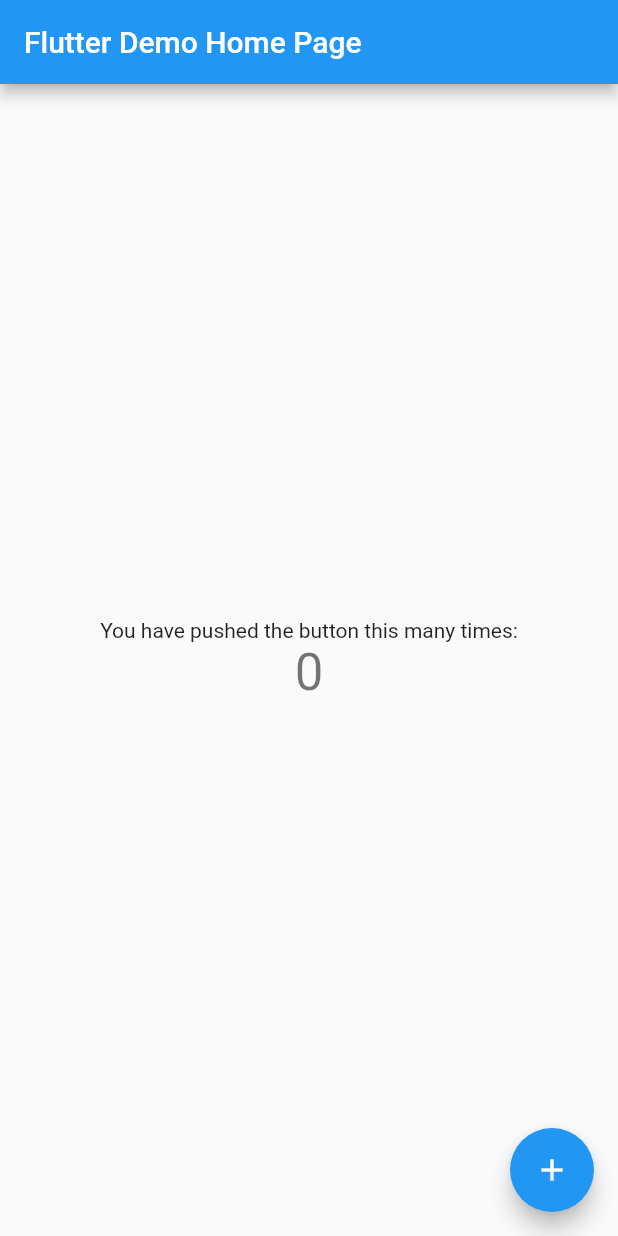
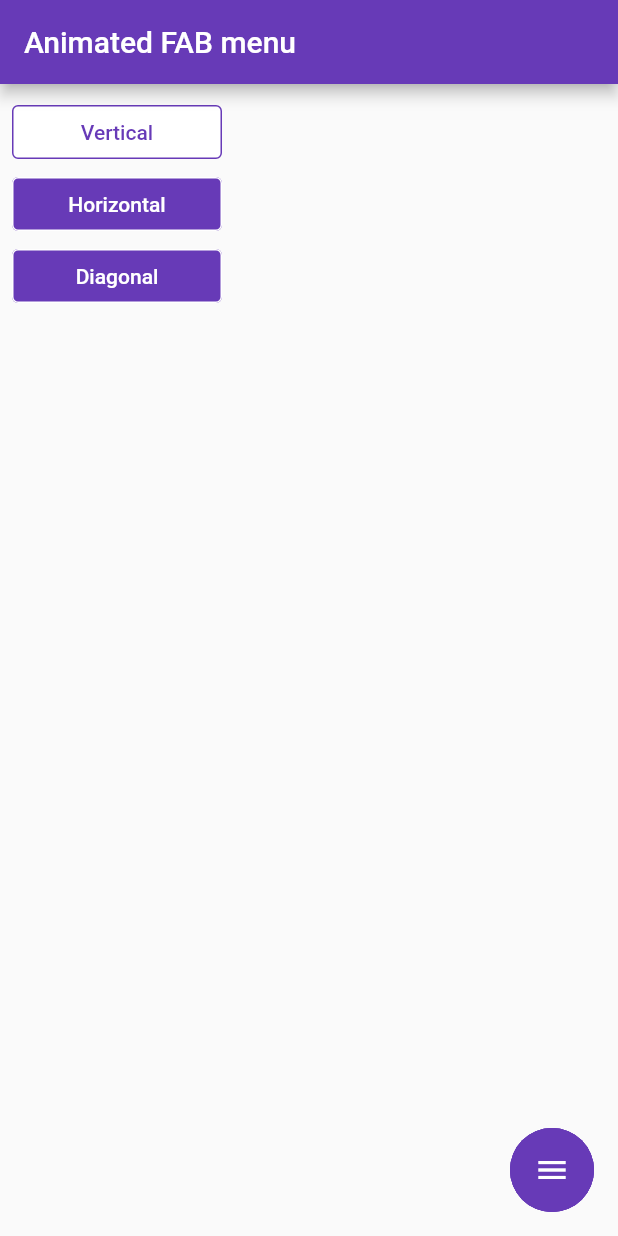
Before and after one commit to rehamahmd/flutter_animated_fab_menu, a Flutter app: the screen it shows after launch, on a phone screen of 412 x 824 dp. Run offline on Flutter 3.47's test engine with Material 2 defaults, Android fonts, the phone set to English and light mode, and no system bars.

Commit message:
add animated fab menu

```diff
--- /dev/null
+++ b/lib/fab_menu_button.dart
@@ -0,0 +1,101 @@
+import 'package:flutter/material.dart';
+import 'package:flutter_animated_fab_menu/home_screen.dart';
+
+double buttonSize = 56;
+
+class FabMenuButton extends StatefulWidget {
+  final FabDisplay menuDisplay;
+  const FabMenuButton({super.key, required this.menuDisplay});
+
+  @override
+  State<FabMenuButton> createState() => _FabMenuButtonState();
+}
+
+class _FabMenuButtonState extends State<FabMenuButton> with SingleTickerProviderStateMixin {
+  late AnimationController animationController;
+  @override
+  void initState() {
+    super.initState();
+    animationController =
+        AnimationController(duration: const Duration(milliseconds: 300), vsync: this);
+  }
+
+  @override
+  void dispose() {
+    animationController.dispose();
+    super.dispose();
+  }
+
+  @override
+  Widget build(BuildContext context) {
+    // return FloatingActionButton(onPressed: () {});
+    return Flow(
+      clipBehavior: Clip.hardEdge,
+      delegate: FabVerticalDelegate(
+        controller: animationController,
+        menuDisplay: widget.menuDisplay,
+      ),
+      children: <IconData>[Icons.menu, Icons.search, Icons.save, Icons.download]
+          .map((e) => _buildItem(e))
+          .toList(),
+    );
+  }
+
+  Widget _buildItem(IconData icon) => SizedBox(
+        height: buttonSize,
+        width: buttonSize,
+        child: FloatingActionButton(
+          elevation: 0.0,
+          onPressed: () {
+            if (animationController.status == AnimationStatus.completed) {
+              animationController.reverse();
+              return;
+            }
+            animationController.forward();
+          },
+          child: Icon(icon),
+        ),
+      );
+}
+
+class FabVerticalDelegate extends FlowDelegate {
+  final Animation<double> controller;
+  final menuDisplay;
+  FabVerticalDelegate({required this.controller, required this.menuDisplay})
+      : super(repaint: controller);
+
+  @override
+  void paintChildren(FlowPaintingContext context) {
+    var lastFabIndex = context.childCount - 1;
+    var size = context.size;
+    final xStart = size.width - buttonSize;
+    final yStart = size.height - buttonSize;
+    const margin = 8;
+
+    for (int i = lastFabIndex; i >= 0; i--) {
+      final childSize = context.getChildSize(i)?.width;
+
+      final dx = (childSize! + margin) * i;
+      var x = xStart;
+      var y = yStart - dx * controller.value;
+      switch (menuDisplay) {
+        case FabDisplay.horizontal:
+          x = xStart - dx * controller.value;
+          y = yStart;
+          break;
+        case FabDisplay.diagonal:
+          x = xStart - dx * .7 * controller.value;
+          y = yStart - dx * .7 * controller.value;
+          break;
+        default:
+      }
+
+      context.paintChild(i, transform: Matrix4.translationValues(x, y, 0));
+    }
+  }
+
+  @override
+  bool shouldRepaint(covariant FlowDelegate oldDelegate) {
+    return false;
+  }
+}
--- /dev/null
+++ b/lib/home_screen.dart
@@ -0,0 +1,64 @@
+import 'package:flutter/material.dart';
+import 'package:flutter_animated_fab_menu/fab_menu_button.dart';
+
+enum FabDisplay { vertical, horizontal, diagonal }
+
+class HomeScreen extends StatefulWidget {
+  const HomeScreen({super.key});
+
+  @override
+  State<HomeScreen> createState() => _HomeScreenState();
+}
+
+class _HomeScreenState extends State<HomeScreen> {
+  FabDisplay _fabDisplay = FabDisplay.vertical;
+
+  _changeFabDisplay(FabDisplay display) {
+    setState(() {
+      _fabDisplay = display;
+    });
+  }
+
+  @override
+  Widget build(BuildContext context) {
+    var displayOptions = [
+      <String, dynamic>{'title': 'Vertical', 'display': FabDisplay.vertical},
+      <String, dynamic>{'title': 'Horizontal', 'display': FabDisplay.horizontal},
+      <String, dynamic>{'title': 'Diagonal', 'display': FabDisplay.diagonal},
+    ];
+
+    return Scaffold(
+      appBar: AppBar(
+        title: const Text("Animated FAB menu"),
+      ),
+      body: Padding(
+        padding: const EdgeInsets.all(8.0),
+        child: Column(
+            mainAxisAlignment: MainAxisAlignment.start,
+            children: displayOptions.map((e) {
+              var selectedColor =
+                  e['display'] == _fabDisplay ? Theme.of(context).primaryColor : Colors.white;
+              var bgColor =
+                  e['display'] == _fabDisplay ? Colors.white : Theme.of(context).primaryColor;
+
+              return SizedBox(
+                width: 140,
+                child: ElevatedButton(
+                  onPressed: () => _changeFabDisplay(e['display']),
+                  style: ElevatedButton.styleFrom(
+                    backgroundColor: bgColor,
+                    side: BorderSide(color: selectedColor),
+                    elevation: 0,
+                  ),
+                  child: Text(
+                    e['title'],
+                    style: TextStyle(color: selectedColor),
+                  ),
+                ),
+              );
+            }).toList()),
+      ),
+      floatingActionButton: FabMenuButton(menuDisplay: _fabDisplay),
+    );
+  }
+}
--- a/lib/main.dart
+++ b/lib/main.dart
@@ -1,4 +1,5 @@
 import 'package:flutter/material.dart';
+import 'package:flutter_animated_fab_menu/home_screen.dart';
 
 void main() {
   runApp(const MyApp());
@@ -7,109 +8,14 @@ void main() {
 class MyApp extends StatelessWidget {
   const MyApp({super.key});
 
-  // This widget is the root of your application.
   @override
   Widget build(BuildContext context) {
     return MaterialApp(
-      title: 'Flutter Demo',
+      title: 'FAB',
       theme: ThemeData(
-        // This is the theme of your application.
-        //
-        // Try running your application with "flutter run". You'll see the
-        // application has a blue toolbar. Then, without quitting the app, try
-        // changing the primarySwatch below to Colors.green and then invoke
-        // "hot reload" (press "r" in the console where you ran "flutter run",
-        // or simply save your changes to "hot reload" in a Flutter IDE).
-        // Notice that the counter didn't reset back to zero; the application
-        // is not restarted.
-        primarySwatch: Colors.blue,
+        primarySwatch: Colors.deepPurple,
       ),
-      home: const MyHomePage(title: 'Flutter Demo Home Page'),
+      home: HomeScreen(),
     );
   }
 }
-
-class MyHomePage extends StatefulWidget {
-  const MyHomePage({super.key, required this.title});
-
-  // This widget is the home page of your application. It is stateful, meaning
-  // that it has a State object (defined below) that contains fields that affect
-  // how it looks.
-
-  // This class is the configuration for the state. It holds the values (in this
-  // case the title) provided by the parent (in this case the App widget) and
-  // used by the build method of the State. Fields in a Widget subclass are
-  // always marked "final".
-
-  final String title;
-
-  @override
-  State<MyHomePage> createState() => _MyHomePageState();
-}
-
-class _MyHomePageState extends State<MyHomePage> {
-  int _counter = 0;
-
-  void _incrementCounter() {
-    setState(() {
-      // This call to setState tells the Flutter framework that something has
-      // changed in this State, which causes it to rerun the build method below
-      // so that the display can reflect the updated values. If we changed
-      // _counter without calling setState(), then the build method would not be
-      // called again, and so nothing would appear to happen.
-      _counter++;
-    });
-  }
-
-  @override
-  Widget build(BuildContext context) {
-    // This method is rerun every time setState is called, for instance as done
-    // by the _incrementCounter method above.
-    //
-    // The Flutter framework has been optimized to make rerunning build methods
-    // fast, so that you can just rebuild anything that needs updating rather
-    // than having to individually change instances of widgets.
-    return Scaffold(
-      appBar: AppBar(
-        // Here we take the value from the MyHomePage object that was created by
-        // the App.build method, and use it to set our appbar title.
-        title: Text(widget.title),
-      ),
-      body: Center(
-        // Center is a layout widget. It takes a single child and positions it
-        // in the middle of the parent.
-        child: Column(
-          // Column is also a layout widget. It takes a list of children and
-          // arranges them vertically. By default, it sizes itself to fit its
-          // children horizontally, and tries to be as tall as its parent.
-          //
-          // Invoke "debug painting" (press "p" in the console, choose the
-          // "Toggle Debug Paint" action from the Flutter Inspector in Android
-          // Studio, or the "Toggle Debug Paint" command in Visual Studio Code)
-          // to see the wireframe for each widget.
-          //
-          // Column has various properties to control how it sizes itself and
-          // how it positions its children. Here we use mainAxisAlignment to
-          // center the children vertically; the main axis here is the vertical
-          // axis because Columns are vertical (the cross axis would be
-          // horizontal).
-          mainAxisAlignment: MainAxisAlignment.center,
-          children: <Widget>[
-            const Text(
-              'You have pushed the button this many times:',
-            ),
-            Text(
-              '$_counter',
-              style: Theme.of(context).textTheme.headline4,
-            ),
-          ],
-        ),
-      ),
-      floatingActionButton: FloatingActionButton(
-        onPressed: _incrementCounter,
-        tooltip: 'Increment',
-        child: const Icon(Icons.add),
-      ), // This trailing comma makes auto-formatting nicer for build methods.
-    );
-  }
-}
```
